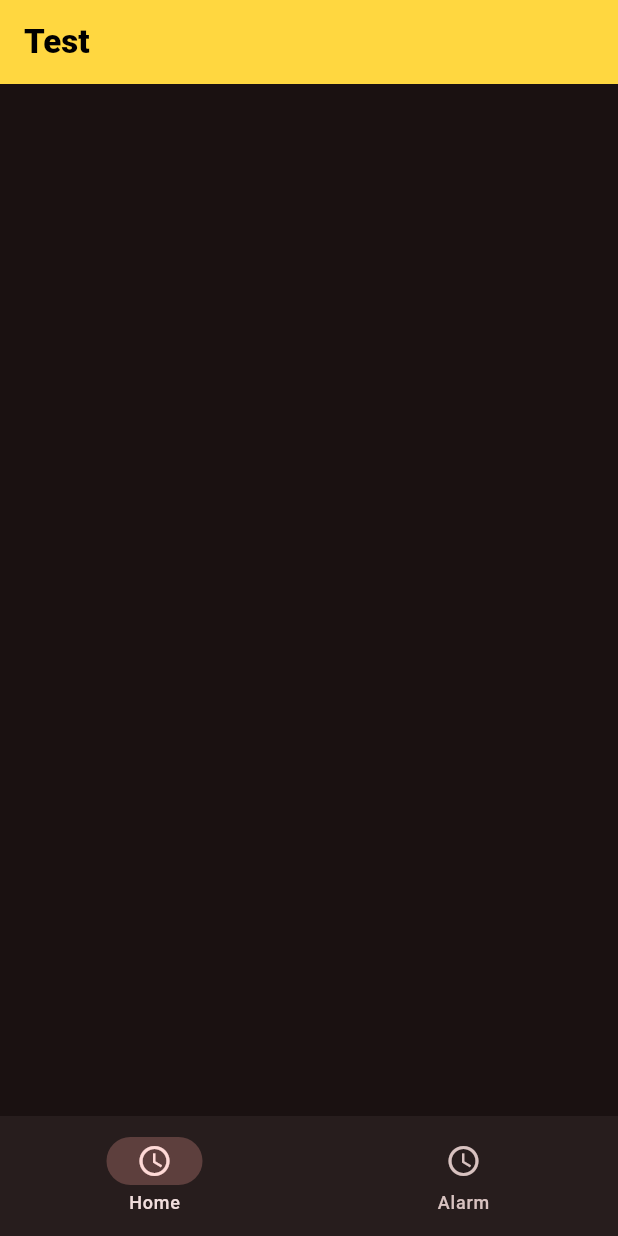
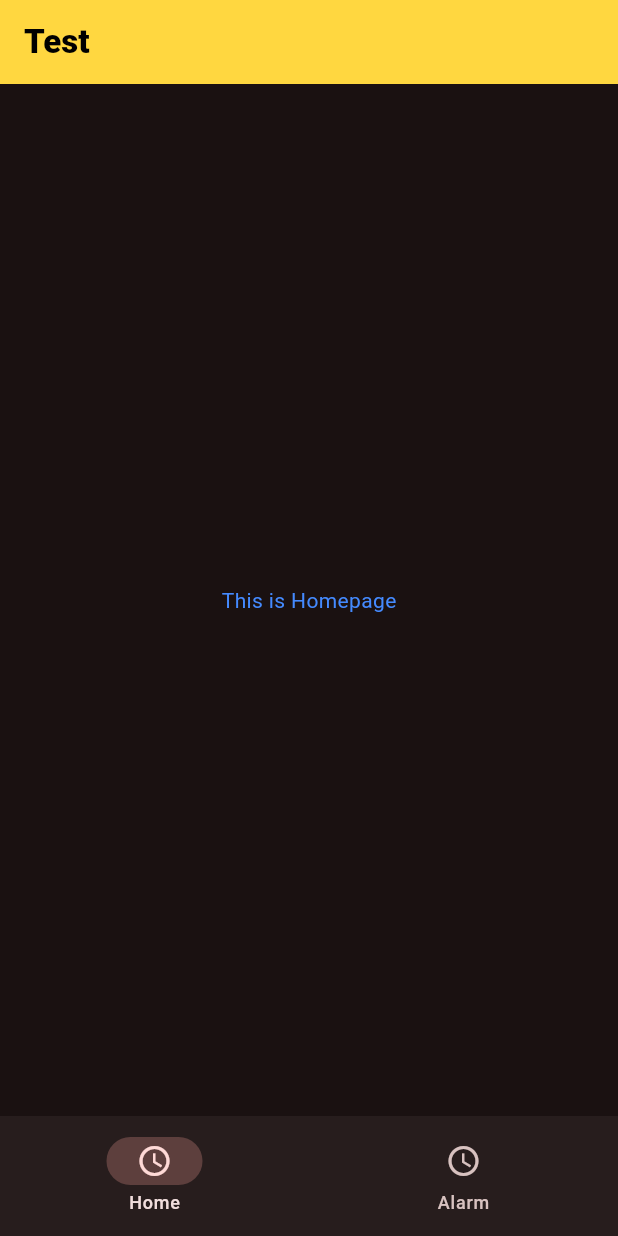
Before and after one commit to Daggerred/Flutter-learn, a Flutter app: the screen it shows after launch, on a phone screen of 412 x 824 dp. Run offline on Flutter 3.47's test engine with Material 3 defaults, Android fonts, the phone set to English and light mode, and no system bars.

Commit message:
This is with widgetTree

```diff
--- a/lib/views/pages/home_page.dart
+++ b/lib/views/pages/home_page.dart
@@ -0,0 +1,10 @@
+import 'package:flutter/material.dart';
+
+class HomePage extends StatelessWidget {
+  const HomePage({super.key});
+
+  @override
+  Widget build(BuildContext context) {
+    return Center(child: Text('This is Homepage',style: TextStyle( color: Colors.blueAccent),));
+  }
+}
--- a/lib/views/pages/widget_tree.dart
+++ b/lib/views/pages/widget_tree.dart
@@ -1,6 +1,11 @@
+import 'package:first_actual/views/pages/home_page.dart';
 import 'package:first_actual/widgets/bottom_navbar_widget.dart';
 import 'package:flutter/material.dart';
 
+ List<Widget> pages = [
+    HomePage(),
+
+  ];
 
 class WidgetTree extends StatelessWidget {
 
@@ -18,7 +23,7 @@ class WidgetTree extends StatelessWidget {
         backgroundColor: Colors.amberAccent,
         // shadowColor: Colors.amberAccent,
       ),
-      // body: val == 0 ? Center(child: Text('This is the First Page')): Center(child: Text("This is the second Page"),),
+       body: pages.elementAt(0),
       bottomNavigationBar: BottomNavbarWidget(),
     );
   }
```
Also changed, not shown: lib/views/pages/profile_page.dart (+11 -0 lines).
